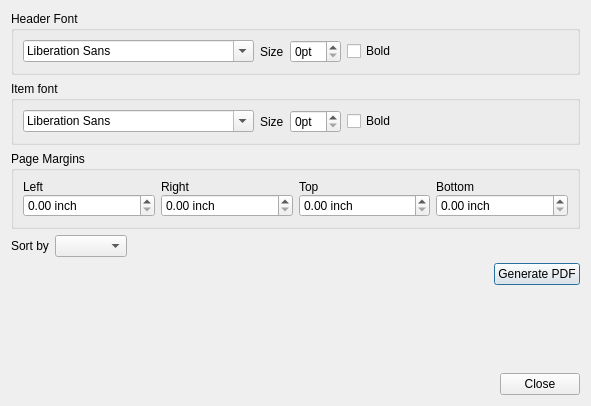
The window that OpenKJ/dlgbookcreator.ui (OpenKJ/OpenKJ) describes before a commit, drawn with Qt 5.
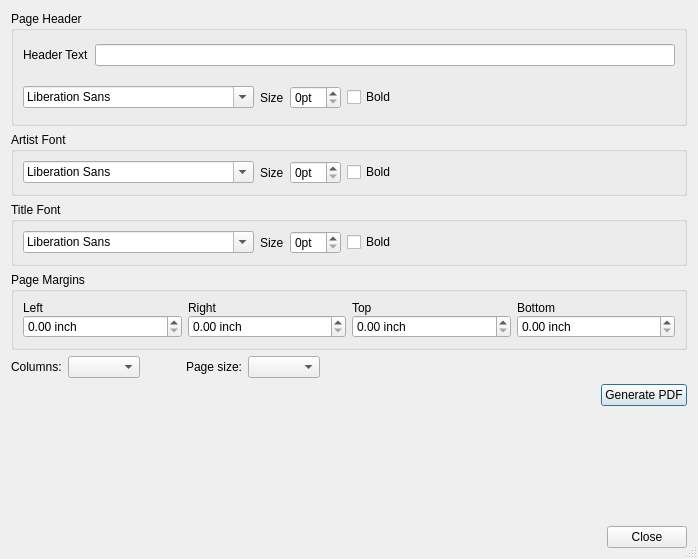
The same window after the commit.

```diff
--- a/OpenKJ/dlgbookcreator.ui
+++ b/OpenKJ/dlgbookcreator.ui
@@ -6,24 +6,103 @@
    <rect>
     <x>0</x>
     <y>0</y>
-    <width>591</width>
-    <height>406</height>
+    <width>698</width>
+    <height>559</height>
    </rect>
   </property>
   <property name="windowTitle">
    <string>Songbook Creator</string>
   </property>
+  <property name="sizeGripEnabled">
+   <bool>true</bool>
+  </property>
   <layout class="QVBoxLayout" name="verticalLayout_3">
+   <item>
+    <widget class="QGroupBox" name="groupBox_4">
+     <property name="sizePolicy">
+      <sizepolicy hsizetype="Preferred" vsizetype="Expanding">
+       <horstretch>0</horstretch>
+       <verstretch>0</verstretch>
+      </sizepolicy>
+     </property>
+     <property name="title">
+      <string>Page Header</string>
+     </property>
+     <layout class="QVBoxLayout" name="verticalLayout_4">
+      <item>
+       <layout class="QHBoxLayout" name="horizontalLayout_6">
+        <property name="topMargin">
+         <number>0</number>
+        </property>
+        <item>
+         <widget class="QLabel" name="label_9">
+          <property name="text">
+           <string>Header Text</string>
+          </property>
+         </widget>
+        </item>
+        <item>
+         <widget class="QLineEdit" name="lineEditHeaderText"/>
+        </item>
+       </layout>
+      </item>
+      <item>
+       <layout class="QHBoxLayout" name="horizontalLayout_7">
+        <property name="topMargin">
+         <number>10</number>
+        </property>
+        <item>
+         <widget class="QFontComboBox" name="fontCbxHeader"/>
+        </item>
+        <item>
+         <widget class="QLabel" name="label_10">
+          <property name="text">
+           <string>Size</string>
+          </property>
+         </widget>
+        </item>
+        <item>
+         <widget class="QSpinBox" name="spinBoxSizeHeader">
+          <property name="suffix">
+           <string>pt</string>
+          </property>
+         </widget>
+        </item>
+        <item>
+         <widget class="QCheckBox" name="checkBoxBoldHeader">
+          <property name="text">
+           <string>Bold</string>
+          </property>
+         </widget>
+        </item>
+        <item>
+         <spacer name="horizontalSpacer_6">
+          <property name="orientation">
+           <enum>Qt::Horizontal</enum>
+          </property>
+          <property name="sizeHint" stdset="0">
+           <size>
+            <width>40</width>
+            <height>20</height>
+           </size>
+          </property>
+         </spacer>
+        </item>
+       </layout>
+      </item>
+     </layout>
+    </widget>
+   </item>
    <item>
     <widget class="QGroupBox" name="groupBox">
      <property name="title">
-      <string>Header Font</string>
+      <string>Artist Font</string>
      </property>
      <layout class="QVBoxLayout" name="verticalLayout">
       <item>
        <layout class="QHBoxLayout" name="horizontalLayout">
         <item>
-         <widget class="QFontComboBox" name="fontCbxHeader"/>
+         <widget class="QFontComboBox" name="fontCbxArtist"/>
         </item>
         <item>
          <widget class="QLabel" name="label">
@@ -33,14 +112,14 @@
          </widget>
         </item>
         <item>
-         <widget class="QSpinBox" name="spinBoxSizeHeader">
+         <widget class="QSpinBox" name="spinBoxSizeArtist">
           <property name="suffix">
            <string>pt</string>
           </property>
          </widget>
         </item>
         <item>
-         <widget class="QCheckBox" name="checkBoxBoldHeader">
+         <widget class="QCheckBox" name="checkBoxBoldArtist">
           <property name="text">
            <string>Bold</string>
           </property>
@@ -67,7 +146,7 @@
    <item>
     <widget class="QGroupBox" name="groupBox_2">
      <property name="title">
-      <string>Item font</string>
+      <string>Title Font</string>
      </property>
      <layout class="QVBoxLayout" name="verticalLayout_2">
       <item>
@@ -199,17 +278,39 @@
      <item>
       <widget class="QLabel" name="label_3">
        <property name="text">
-        <string>Sort by</string>
+        <string>Columns:</string>
        </property>
       </widget>
      </item>
      <item>
-      <widget class="QComboBox" name="comboBoxSort">
-       <property name="currentIndex">
-        <number>-1</number>
+      <widget class="QComboBox" name="cbxColumns"/>
+     </item>
+     <item>
+      <spacer name="horizontalSpacer_5">
+       <property name="orientation">
+        <enum>Qt::Horizontal</enum>
        </property>
+       <property name="sizeType">
+        <enum>QSizePolicy::Fixed</enum>
+       </property>
+       <property name="sizeHint" stdset="0">
+        <size>
+         <width>40</width>
+         <height>20</height>
+        </size>
+       </property>
+      </spacer>
+     </item>
+     <item>
+      <widget class="QLabel" name="label_8">
+       <property name="text">
+        <string>Page size:</string>
+       </property>
       </widget>
      </item>
+     <item>
+      <widget class="QComboBox" name="cbxPageSize"/>
+     </item>
      <item>
       <spacer name="horizontalSpacer_3">
        <property name="orientation">
```
Left out of the diff: 6 changed lines with no effect on the pictures.
